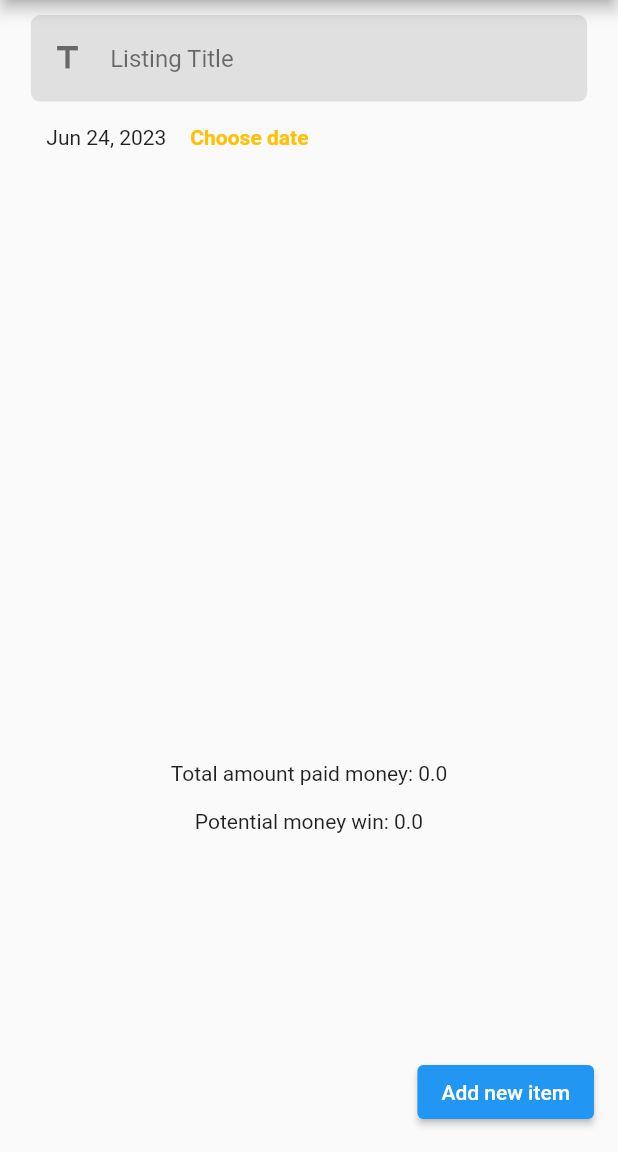
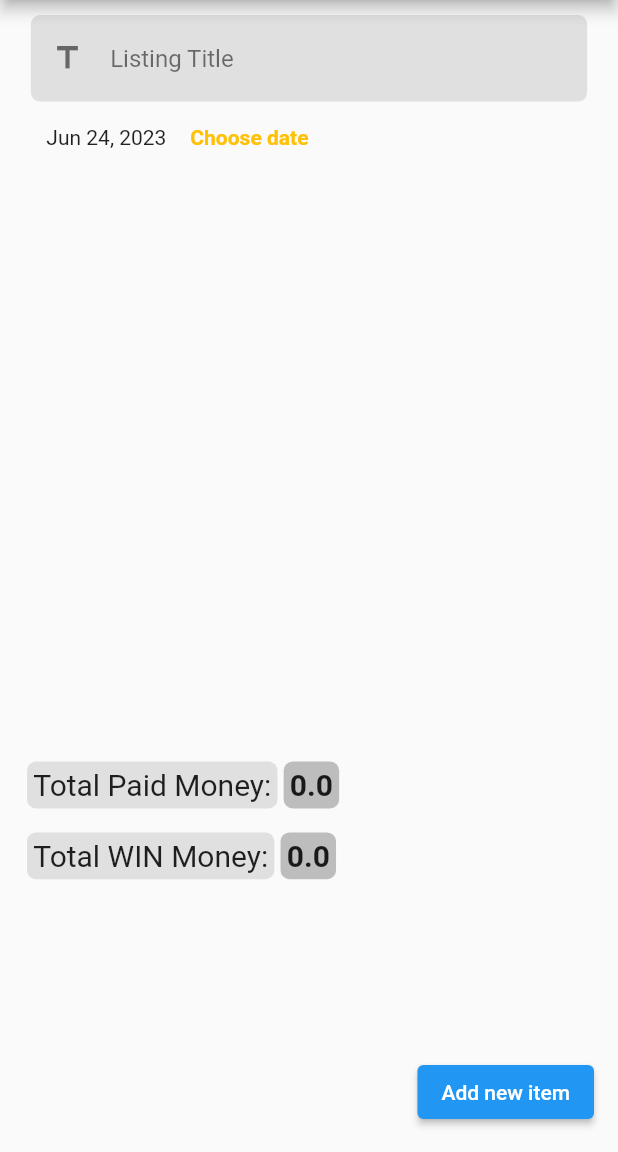
Before and after one commit to denosg/gest_prod_river, a Flutter app: the AddListingScreen screen opened by its route, on a phone screen of 412 x 824 dp, the part 84-1236 px from its top. Run offline on Flutter 3.47's test engine with Material 2 defaults, Android fonts, the phone set to English and light mode, and no system bars; our stand-ins replace firebase_core, firebase_storage, flutter_riverpod, image_picker; accounts and stored records are empty; generated files the repository leaves out were written again; network calls fail.

Commit message:
changes to text regarding winnings + code lint procedures

```diff
--- a/lib/screens/add_listing_screen.dart
+++ b/lib/screens/add_listing_screen.dart
@@ -1,5 +1,7 @@
 import 'package:flutter/material.dart';
 import 'package:flutter_riverpod/flutter_riverpod.dart';
+import 'package:gest_prod_river/widgets/add_list_screen/total_paid.dart';
+import 'package:gest_prod_river/widgets/add_list_screen/total_win.dart';
 
 import '../models/listing.dart';
 import '../widgets/add_list_screen/new_item.dart';
@@ -137,17 +139,9 @@ class AddListingScreenState extends ConsumerState<AddListingScreen> {
                         ),
                       ),
                       // total amount paid money shown
-                      Padding(
-                        padding: const EdgeInsets.all(8.0),
-                        child: Text(
-                            'Total amount paid money: ${ref.watch(itemListProvider.notifier).getPaidSum()}'),
-                      ),
+                      TotalPaid(),
                       // total amount potential win money shown
-                      Padding(
-                        padding: const EdgeInsets.all(8.0),
-                        child: Text(
-                            'Potential money win: ${ref.watch(itemListProvider.notifier).getMarketSum()}'),
-                      ),
+                      TotalWin(),
                     ],
                   ),
                 ),
--- /dev/null
+++ b/lib/widgets/add_list_screen/total_paid.dart
@@ -0,0 +1,45 @@
+import 'package:flutter/material.dart';
+import 'package:flutter_riverpod/flutter_riverpod.dart';
+
+import '../../providers/item_list_provider.dart';
+
+class TotalPaid extends ConsumerWidget {
+  @override
+  Widget build(BuildContext context, WidgetRef ref) {
+    double width = MediaQuery.of(context).size.width;
+
+    final paidMoney =
+        ref.read(itemListProvider.notifier).getPaidSum().toString();
+
+    return Padding(
+      padding: const EdgeInsets.all(8.0),
+      child: Row(
+        children: [
+          Container(
+            padding: EdgeInsets.all(width * 0.01),
+            decoration: BoxDecoration(
+                borderRadius: BorderRadius.circular(6),
+                color: Colors.grey[300]),
+            child: const Text(
+              'Total Paid Money:',
+              style: TextStyle(fontSize: 20),
+            ),
+          ),
+          SizedBox(
+            width: width * 0.01,
+          ),
+          Container(
+            padding: EdgeInsets.all(width * 0.01),
+            decoration: BoxDecoration(
+                borderRadius: BorderRadius.circular(6),
+                color: Colors.grey[400]),
+            child: Text(
+              paidMoney,
+              style: const TextStyle(fontSize: 20, fontWeight: FontWeight.bold),
+            ),
+          ),
+        ],
+      ),
+    );
+  }
+}
--- /dev/null
+++ b/lib/widgets/add_list_screen/total_win.dart
@@ -0,0 +1,45 @@
+import 'package:flutter/material.dart';
+import 'package:flutter_riverpod/flutter_riverpod.dart';
+
+import '../../providers/item_list_provider.dart';
+
+class TotalWin extends ConsumerWidget {
+  @override
+  Widget build(BuildContext context, WidgetRef ref) {
+    double width = MediaQuery.of(context).size.width;
+
+    final winMoney =
+        ref.read(itemListProvider.notifier).getMarketSum().toString();
+
+    return Padding(
+      padding: const EdgeInsets.all(8.0),
+      child: Row(
+        children: [
+          Container(
+            padding: EdgeInsets.all(width * 0.01),
+            decoration: BoxDecoration(
+                borderRadius: BorderRadius.circular(6),
+                color: Colors.grey[300]),
+            child: const Text(
+              'Total WIN Money:',
+              style: TextStyle(fontSize: 20),
+            ),
+          ),
+          SizedBox(
+            width: width * 0.01,
+          ),
+          Container(
+            padding: EdgeInsets.all(width * 0.01),
+            decoration: BoxDecoration(
+                borderRadius: BorderRadius.circular(6),
+                color: Colors.grey[400]),
+            child: Text(
+              winMoney,
+              style: const TextStyle(fontSize: 20, fontWeight: FontWeight.bold),
+            ),
+          ),
+        ],
+      ),
+    );
+  }
+}
```
